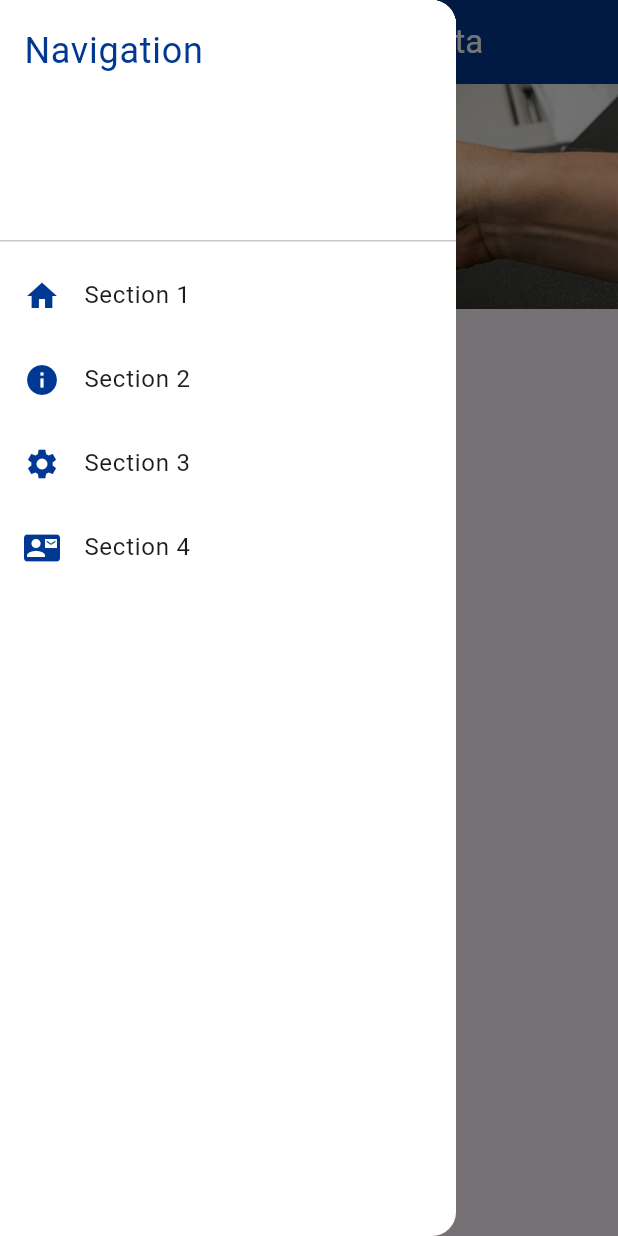
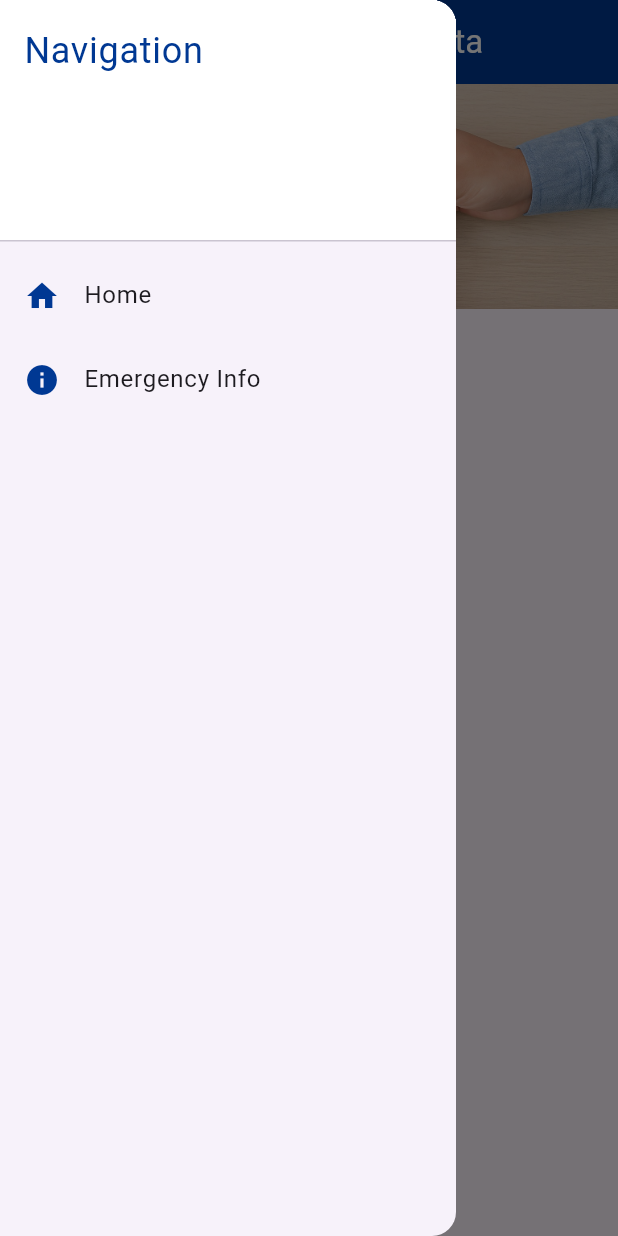
Before and after one commit to theaayushdev/BhrastaBusters, a Flutter app: the screen it shows after launch, with the side drawer open, on a phone screen of 412 x 824 dp. Run offline on Flutter 3.47's test engine with Material 3 defaults, Android fonts, the phone set to English and light mode, and no system bars.

Commit message:
pages added

```diff
--- a/lib/main.dart
+++ b/lib/main.dart
@@ -1,7 +1,6 @@
-import 'dart:async';
+// main.dart
 import 'package:flutter/material.dart';
-import '../screens/information.dart'; // Replace with actual screen widgets
-import '../widget/topbar.dart'; // Assuming you use this somewhere
+import 'screens/homescreen.dart';
 
 void main() {
   runApp(const MyApp());
@@ -18,159 +17,7 @@
       theme: ThemeData(
         primaryColor: const Color(0xFF003893),
       ),
-      home: const FirstPage(),
+      home: const HomePage(),
     );
   }
 }
-
-class FirstPage extends StatefulWidget {
-  const FirstPage({super.key});
-
-  @override
-  State<FirstPage> createState() => _FirstPageState();
-}
-
-class _FirstPageState extends State<FirstPage> {
-  final PageController _pageController = PageController();
-  final List<String> _imagePaths = [
-    'assets/pic1.jpeg',
-    'assets/pic2.jpg',
-    'assets/pic3.jpeg',
-    'assets/pic4.jpeg',
-  ];
-
-  @override
-  void initState() {
-    super.initState();
-
-    WidgetsBinding.instance.addPostFrameCallback((_) {
-      Future.delayed(const Duration(seconds: 1), () {
-        if (_pageController.hasClients) {
-          _pageController.animateToPage(
-            1,
-            duration: const Duration(milliseconds: 500),
-            curve: Curves.easeInOut,
-          );
-        }
-      });
-    });
-  }
-
-  @override
-  void dispose() {
-    _pageController.dispose();
-    super.dispose();
-  }
-
-  @override
-  Widget build(BuildContext context) {
-    return Scaffold(
-      appBar: AppBar(
-        backgroundColor: const Color(0xFF003893),
-        title: Row(
-          children: [
-            Image.asset(
-              'assets/twoflag.png',
-              height: 40,
-            ),
-            const SizedBox(width: 40),
-            const Text(
-              'BhrastaSprasta',
-              style: TextStyle(color: Colors.white),
-            ),
-          ],
-        ),
-      ),
-      drawer: Drawer(
-        backgroundColor: Colors.white,
-        child: ListView(
-          padding: EdgeInsets.zero,
-          children: [
-            const DrawerHeader(
-              decoration: BoxDecoration(color: Colors.white),
-              child: Text(
-                'Navigation',
-                style: TextStyle(color: Color(0xFF003893), fontSize: 24),
-              ),
-            ),
-            ListTile(
-              leading: const Icon(Icons.home, color: Color(0xFF003893)),
-              title: const Text('Section 1'),
-              onTap: () {
-                Navigator.pop(context); // Close drawer
-              },
-            ),
-            ListTile(
-              leading: const Icon(Icons.info, color: Color(0xFF003893)),
-              title: const Text('Section 2'),
-              onTap: () {
-                Navigator.pop(context);
-                Navigator.push(
-                  context,
-                  MaterialPageRoute(builder: (context) => const FirstPage()),
-                );
-              },
-            ),
-            ListTile(
-              leading: const Icon(Icons.settings, color: Color(0xFF003893)),
-              title: const Text('Section 3'),
-              onTap: () {
-                Navigator.pop(context);
-              },
-            ),
-            ListTile(
-              leading: const Icon(Icons.contact_mail, color: Color(0xFF003893)),
-              title: const Text('Section 4'),
-              onTap: () {
-                Navigator.pop(context);
-              },
-            ),
-          ],
-        ),
-      ),
-      body: Column(
-        children: [
-          ClipRRect(
-            borderRadius: BorderRadius.zero,
-            child: SizedBox(
-              height: 150,
-              width: double.infinity,
-              child: PageView.builder(
-                controller: _pageController,
-                itemCount: _imagePaths.length,
-                itemBuilder: (context, index) {
-                  return Image.asset(
-                    _imagePaths[index],
-                    fit: BoxFit.cover,
-                    width: double.infinity,
-                  );
-                },
-              ),
-            ),
-          ),
-          const SizedBox(height: 20),
-          TextButton(
-            onPressed: () {
-              Navigator.push(
-                context,
-                MaterialPageRoute(
-                  builder: (context) => const FirstPage(),
-                ),
-              );
-            },
-            style: TextButton.styleFrom(
-              foregroundColor: Colors.white,
-              backgroundColor: const Color(0xFF003893),
-              padding:
-                  const EdgeInsets.symmetric(horizontal: 24, vertical: 12),
-            ),
-            child: const Text(
-              'Test',
-              style: TextStyle(fontSize: 16),
-            ),
-          ),
-        ],
-      ),
-    );
-  }
-}
--- a/lib/screens/homescreen.dart
+++ b/lib/screens/homescreen.dart
@@ -1,18 +1,20 @@
+// homepage.dart
 import 'dart:async';
+import 'package:bhrastabusters/screens/secondpage.dart';
 import 'package:flutter/material.dart';
 import 'information.dart';
-import '../widget/topbar.dart';
-//import 'reporting1.dart';
-class FirstPage extends StatefulWidget {
-  const FirstPage({super.key});
+
+class HomePage extends StatefulWidget {
+  const HomePage({super.key});
 
   @override
-  State<FirstPage> createState() => _FirstPageState();
+  State<HomePage> createState() => _HomePageState();
 }
 
-class _FirstPageState extends State<FirstPage> {
+class _HomePageState extends State<HomePage> {
   final PageController _pageController = PageController();
   int _currentPage = 0;
+
   final List<String> _imagePaths = [
     'assets/pic1.jpeg',
     'assets/pic2.jpg',
@@ -51,10 +53,7 @@
         backgroundColor: const Color(0xFF003893),
         title: Row(
           children: [
-            Image.asset(
-              'assets/twoflag.png',
-              height: 40,
-            ),
+            Image.asset('assets/twoflag.png', height: 40),
             const SizedBox(width: 40),
             const Text(
               'BhrastaSprasta',
@@ -64,11 +63,10 @@
         ),
       ),
       drawer: Drawer(
-        backgroundColor: Colors.white,
         child: ListView(
           padding: EdgeInsets.zero,
-          children: const [
-            DrawerHeader(
+          children: [
+            const DrawerHeader(
               decoration: BoxDecoration(color: Colors.white),
               child: Text(
                 'Navigation',
@@ -76,29 +74,30 @@
               ),
             ),
             ListTile(
-              leading: Icon(Icons.home, color: Color(0xFF003893)),
-              title: Text('Section 1'),
+              leading: const Icon(Icons.home, color: Color(0xFF003893)),
+              title: const Text('Home'),
+              onTap: () {
+                Navigator.pop(context);
+              },
             ),
             ListTile(
-              leading: Icon(Icons.info, color: Color(0xFF003893)),
-              title: Text('Section 2'),
+              leading: const Icon(Icons.info, color: Color(0xFF003893)),
+              title: const Text('Emergency Info'),
+              onTap: () {
+                Navigator.pop(context);
+                Navigator.push(
+                  context,
+                  MaterialPageRoute(builder: (context) => SecondWidget()),
+                );
+              },
             ),
-            ListTile(
-              leading: Icon(Icons.settings, color: Color(0xFF003893)),
-              title: Text('Section 3'),
-            ),
-            ListTile(
-              leading: Icon(Icons.contact_mail, color: Color(0xFF003893)),
-              title: Text('Section 4'),
-            ),
+            // Add more ListTiles if needed
           ],
         ),
       ),
       body: Column(
         children: [
-          ClipRRect(
-            borderRadius: BorderRadius.zero,
-            child: SizedBox(
+          SizedBox(
             height: 150,
             width: double.infinity,
             child: PageView.builder(
@@ -113,15 +112,12 @@
               },
             ),
           ),
-          ),
           const SizedBox(height: 20),
           TextButton(
             onPressed: () {
               Navigator.push(
                 context,
-                MaterialPageRoute(
-                  builder: (context) => Emergency (),
-                ),
+                MaterialPageRoute(builder: (context) => SecondWidget()),
               );
             },
             style: TextButton.styleFrom(
@@ -129,10 +125,7 @@
               backgroundColor: const Color(0xFF003893),
               padding: const EdgeInsets.symmetric(horizontal: 24, vertical: 12),
             ),
-            child: const Text(
-              'Test',
-              style: TextStyle(fontSize: 16),
-            ),
+            child: const Text('Emergency', style: TextStyle(fontSize: 16)),
           ),
         ],
       ),
--- a/lib/screens/secondpage.dart
+++ b/lib/screens/secondpage.dart
@@ -0,0 +1,16 @@
+import 'package:bhrastabusters/widget/topbar.dart';
+import 'package:flutter/material.dart';
+
+class SecondWidget extends StatelessWidget {
+  const SecondWidget({super.key});
+
+  @override
+  Widget build(BuildContext context) {
+    return Scaffold(
+      appBar: CustomAppBar(),
+      body: const Center(
+        child: Text('Hello'),
+      ),
+    );
+  }
+}
```
Also changed, not shown: lib/screens/information.dart (line endings or trailing spaces), 1 other file. Lines whose indentation alone changed are shown as unchanged.
